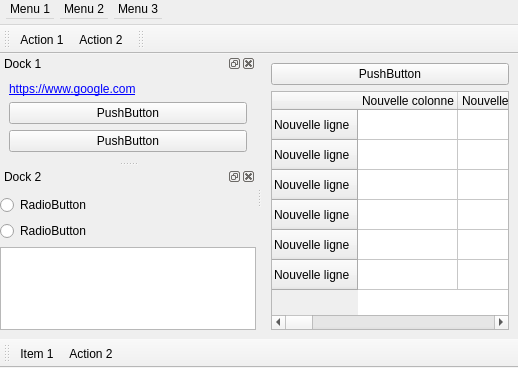
wangwenx190/framelesshelper, file examples/mainwindow/MainWindow.ui: the form before one commit.
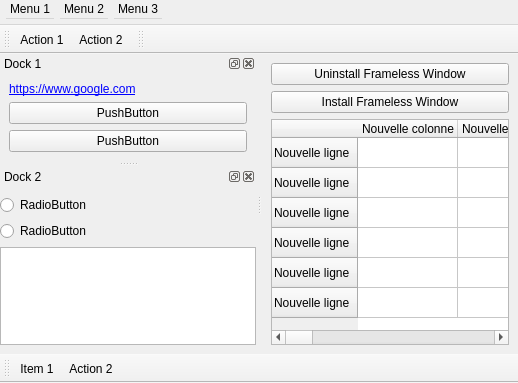
The form after the commit. Icons and pictures are not drawn.

What changed in the file:
```diff
--- a/examples/mainwindow/MainWindow.ui
+++ b/examples/mainwindow/MainWindow.ui
@@ -7,7 +7,7 @@
     <x>0</x>
     <y>0</y>
     <width>518</width>
-    <height>368</height>
+    <height>383</height>
    </rect>
   </property>
   <property name="windowTitle">
@@ -22,7 +22,14 @@
     <item>
      <widget class="QPushButton" name="pushButton_3">
       <property name="text">
-       <string>PushButton</string>
+       <string>Uninstall Frameless Window</string>
+      </property>
+     </widget>
+    </item>
+    <item>
+     <widget class="QPushButton" name="installBtn">
+      <property name="text">
+       <string>Install Frameless Window</string>
       </property>
      </widget>
     </item>
```
Left out of the diff: 11 changed lines with no effect on the pictures.
